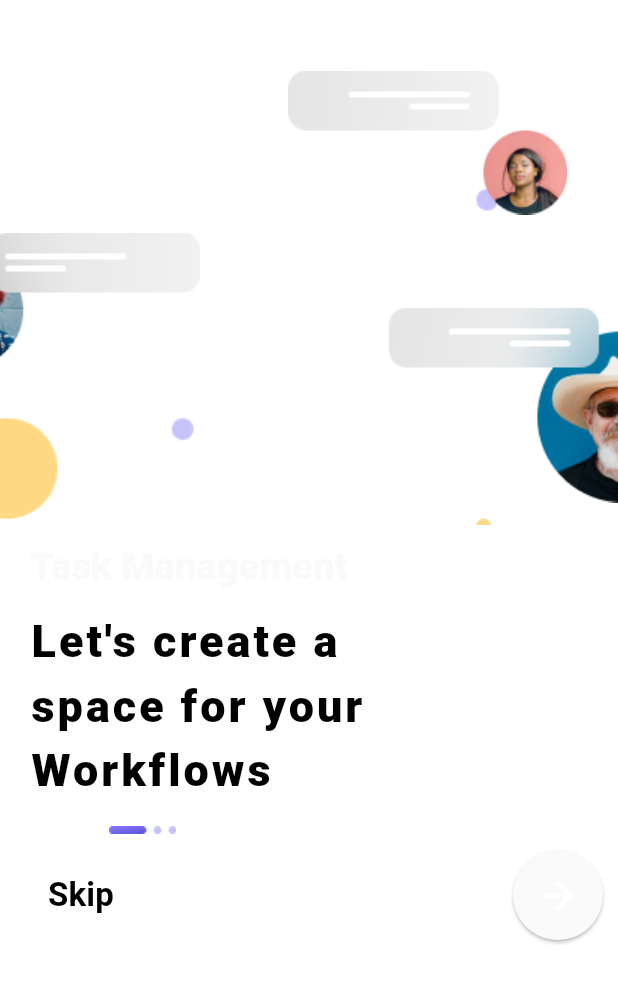
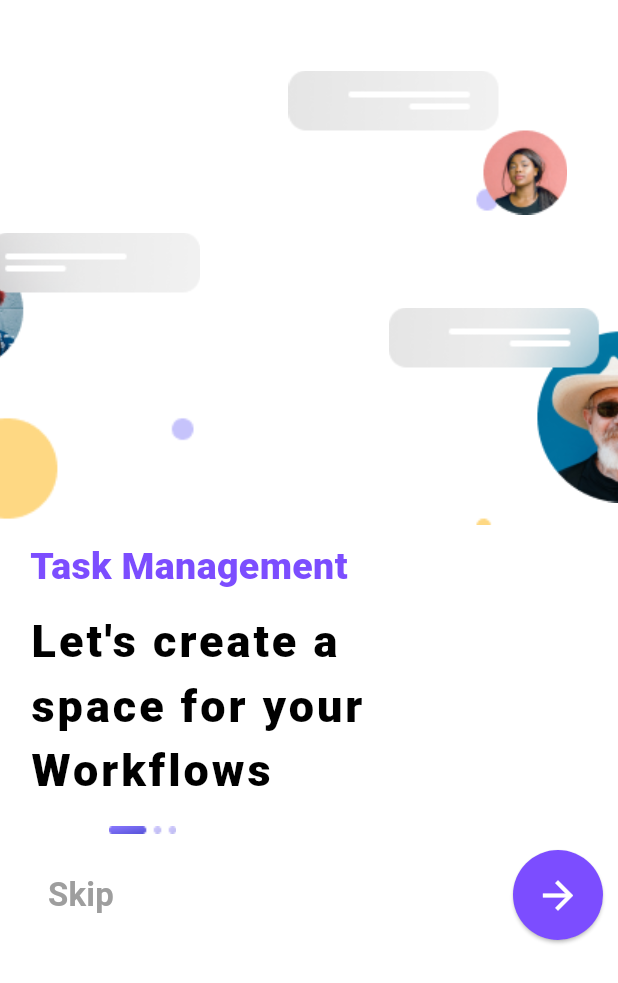
Before and after one commit to Yusra48/Taskapp-, a Flutter app: the OnBoardingPage screen opened directly, on a phone screen of 412 x 824 dp. Shown: the top 983 px of the screen. Run offline on Flutter 3.47's test engine with Material 3 defaults, Android fonts, the phone set to English and light mode, and no system bars; our stand-ins replace cached_network_image, cloud_firestore, firebase_auth, firebase_core, google_fonts, stacked and 3 more; accounts and stored records are empty.

Commit message:
Update OnBoardingPage.dart

```diff
--- a/lib/Screens/OnBoardingPage.dart
+++ b/lib/Screens/OnBoardingPage.dart
@@ -75,7 +75,7 @@ class _OnBoardingPageState extends State<OnBoardingPage> {
                 style: TextStyle(
                   fontSize: 25,
                   fontWeight: FontWeight.w800,
-                  color: primaryColor,
+                  color:Colors.deepPurpleAccent,
                 ),
               ),
             ),
@@ -115,7 +115,7 @@ class _OnBoardingPageState extends State<OnBoardingPage> {
                       style: TextStyle(
                         fontSize: 22,
                         fontWeight: FontWeight.bold,
-                        color: themeData.textTheme.labelLarge?.color ?? Colors.grey,
+                        color:  Colors.grey,
                       ),
                     ),
                   ),
@@ -125,7 +125,7 @@ class _OnBoardingPageState extends State<OnBoardingPage> {
                   child: ElevatedButton(
                     onPressed: _navigateToNextPage,
                     style: ElevatedButton.styleFrom(
-                      backgroundColor: primaryColor,
+                      backgroundColor: Colors.deepPurpleAccent,
                       shape: CircleBorder(),
                       padding: EdgeInsets.all(15),
                       minimumSize: Size(60, 60),
```
